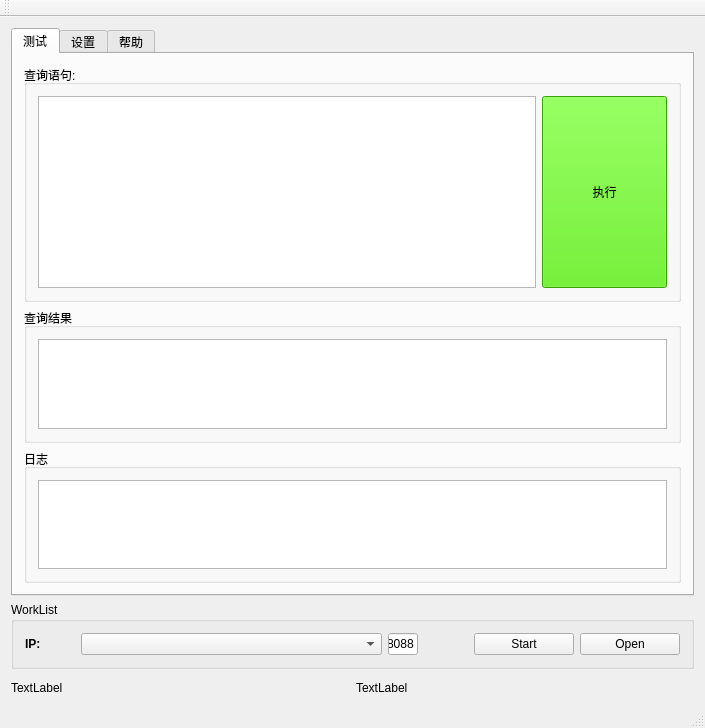
This is SQL_WORKLIST/mainwindow.ui in huxianhua/ZQShare as Qt 5 draws it before an edit. The edited form follows.
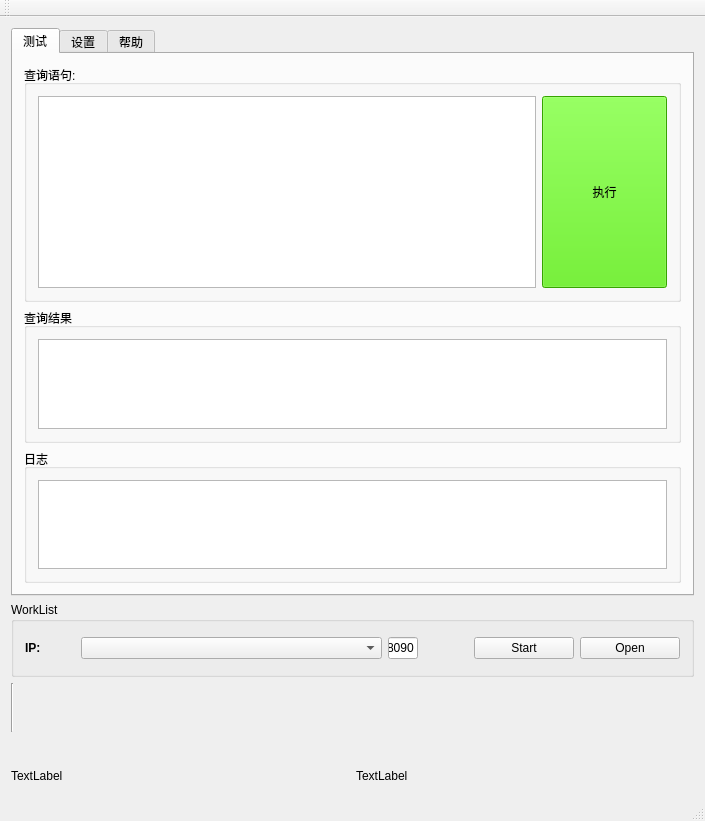
This is the edited form. The open tabs and pages were chosen to show the change.

```diff
--- a/SQL_WORKLIST/mainwindow.ui
+++ b/SQL_WORKLIST/mainwindow.ui
@@ -7,7 +7,7 @@
     <x>0</x>
     <y>0</y>
     <width>705</width>
-    <height>670</height>
+    <height>821</height>
    </rect>
   </property>
   <property name="windowTitle">
@@ -849,7 +849,7 @@
             </size>
            </property>
            <property name="text">
-            <string>8088</string>
+            <string>8090</string>
            </property>
           </widget>
          </item>
```
Left out of the diff: 8 changed lines with no effect on the pictures.
